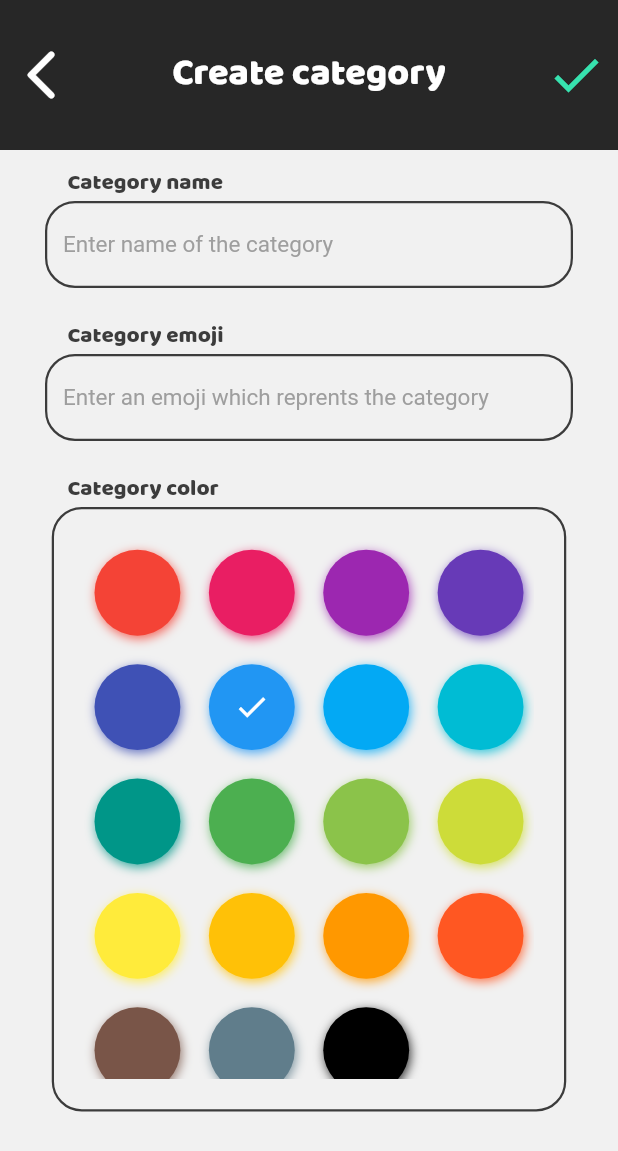
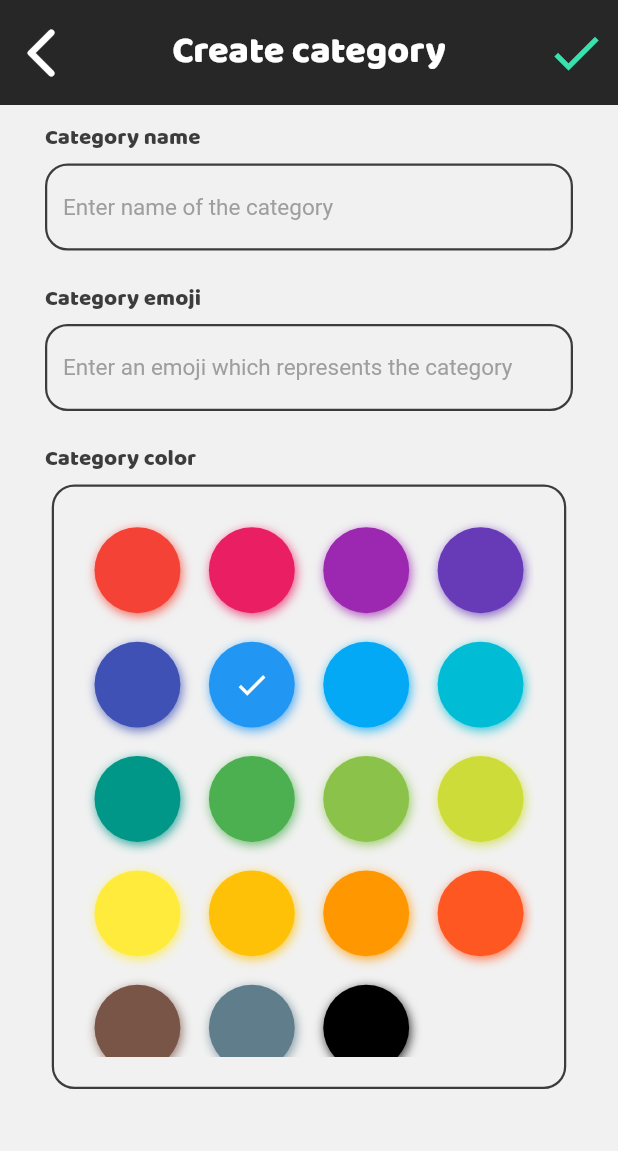
Before and after one commit to constantinfite/calendar_journal, a Flutter app: the CategoriesScreen screen opened directly, after a tap on the "add" icon, on a phone screen of 412 x 824 dp. Shown: the top 1151 px of the screen. Run offline on Flutter 3.47's test engine with Material 2 defaults, Android fonts, the phone set to English and light mode, and no system bars; drawn by our look-alikes of flutter_colorpicker; our stand-ins replace flutter_rating_bar, flutter_speed_dial, fluttertoast, modal_bottom_sheet, shared_preferences, sqflite and 1 more; missing offline and left inert: flutter_rounded_date_picker; accounts and stored records are empty; Roboto replaces fonts that are missing (BalooBhai2).

```diff
--- a/lib/screens/categories_screen.dart
+++ b/lib/screens/categories_screen.dart
@@ -78,7 +78,7 @@ class _CategoriesScreenState extends State<CategoriesScreen> {
             icon: Icon(Icons.arrow_back, color: Colors.white),
             onPressed: () => Navigator.of(context)
                 .push(MaterialPageRoute(builder: (context) => HomeScreen()))),
-        toolbarHeight: 100,
+        toolbarHeight: 70,
         elevation: 0,
         backgroundColor: Color.fromARGB(255, 39, 39, 39),
         title: Text(
--- a/lib/screens/input_category.dart
+++ b/lib/screens/input_category.dart
@@ -113,7 +113,7 @@ class _CategoryInputState extends State<CategoryInput> {
     return Scaffold(
       appBar: AppBar(
         elevation: 0,
-        toolbarHeight: 100,
+        toolbarHeight: 70,
         leading: IconButton(
             icon: Icon(
               Icons.arrow_back_ios_rounded,
@@ -204,9 +204,6 @@ class _CategoryInputState extends State<CategoryInput> {
                   children: [
                     Row(
                       children: [
-                        SizedBox(
-                          width: 15,
-                        ),
                         Text(
                           "Category name",
                           style: TextStyle(
@@ -217,7 +214,9 @@ class _CategoryInputState extends State<CategoryInput> {
                         ),
                       ],
                     ),
-                    TextFormField(
+                    Padding(
+                      padding: const EdgeInsets.only(top: 5),
+                      child: TextFormField(
                         textCapitalization: TextCapitalization.sentences,
                         validator: (value) {
                           if (value == null || value.isEmpty) {
@@ -241,14 +240,15 @@ class _CategoryInputState extends State<CategoryInput> {
                               color: Theme.of(context).primaryColorLight,
                               width: 1.5,
                             ),
-                          borderRadius: BorderRadius.circular(20.0),
+                            borderRadius: BorderRadius.circular(15.0),
                           ),
                           enabledBorder: OutlineInputBorder(
                               borderSide: BorderSide(
                                 color: Theme.of(context).primaryColorLight,
                                 width: 1.5,
                               ),
-                            borderRadius: BorderRadius.circular(20.0)),
+                              borderRadius: BorderRadius.circular(15.0)),
+                        ),
                       ),
                     ),
                   ],
@@ -258,9 +258,6 @@ class _CategoryInputState extends State<CategoryInput> {
                   children: [
                     Row(
                       children: [
-                        SizedBox(
-                          width: 15,
-                        ),
                         Text(
                           "Category emoji",
                           style: TextStyle(
@@ -271,7 +268,9 @@ class _CategoryInputState extends State<CategoryInput> {
                         ),
                       ],
                     ),
-                    TextFormField(
+                    Padding(
+                      padding: const EdgeInsets.only(top: 5),
+                      child: TextFormField(
                         validator: (value) {
                           if (value == null || value.isEmpty) {
                             return '';
@@ -285,7 +284,8 @@ class _CategoryInputState extends State<CategoryInput> {
                         ),
                         controller: _categoryEmojiController,
                         decoration: InputDecoration(
-                        hintText: 'Enter an emoji which reprents the category',
+                          hintText:
+                              'Enter an emoji which represents the category',
                           hintStyle: TextStyle(color: Colors.grey),
                           filled: true,
                           fillColor: Theme.of(context).scaffoldBackgroundColor,
@@ -294,14 +294,15 @@ class _CategoryInputState extends State<CategoryInput> {
                               color: Theme.of(context).primaryColorLight,
                               width: 1.5,
                             ),
-                          borderRadius: BorderRadius.circular(20.0),
+                            borderRadius: BorderRadius.circular(15.0),
                           ),
                           enabledBorder: OutlineInputBorder(
                               borderSide: BorderSide(
                                 color: Theme.of(context).primaryColorLight,
                                 width: 1.5,
                               ),
-                            borderRadius: BorderRadius.circular(20.0)),
+                              borderRadius: BorderRadius.circular(15.0)),
+                        ),
                       ),
                     ),
                   ],
@@ -313,9 +314,6 @@ class _CategoryInputState extends State<CategoryInput> {
                   children: [
                     Row(
                       children: [
-                        SizedBox(
-                          width: 15,
-                        ),
                         Text(
                           "Category color",
                           style: TextStyle(
@@ -326,7 +324,9 @@ class _CategoryInputState extends State<CategoryInput> {
                         ),
                       ],
                     ),
-                    Container(
+                    Padding(
+                      padding: const EdgeInsets.only(top: 5),
+                      child: Container(
                         padding: const EdgeInsets.all(20),
                         child: Column(children: [
                           BlockPicker(
@@ -352,7 +352,8 @@ class _CategoryInputState extends State<CategoryInput> {
                           border: Border.all(
                               width: 1.5,
                               color: Theme.of(context).primaryColorLight),
-                        borderRadius: BorderRadius.circular(20),
+                          borderRadius: BorderRadius.circular(15),
+                        ),
                       ),
                     ),
                   ],
```
Also changed, not shown: lib/screens/input_event_screen.dart (+11 -18 lines). Lines whose indentation alone changed are shown as unchanged.
